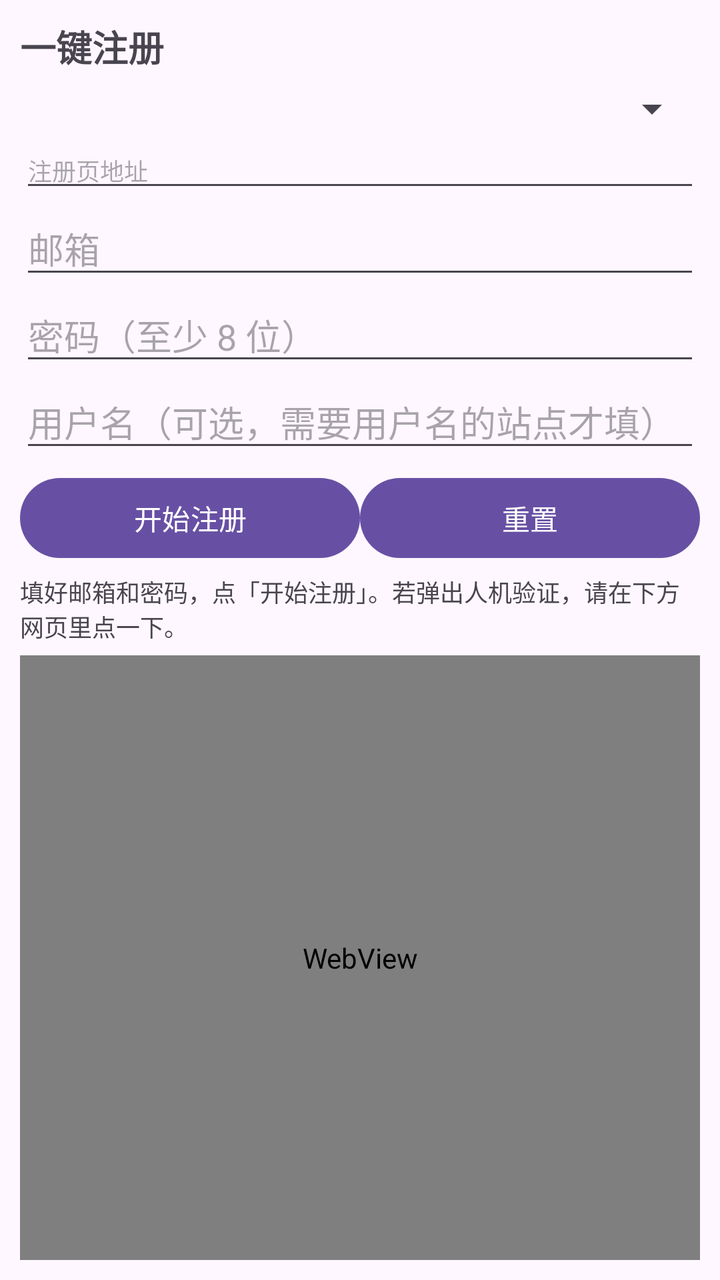
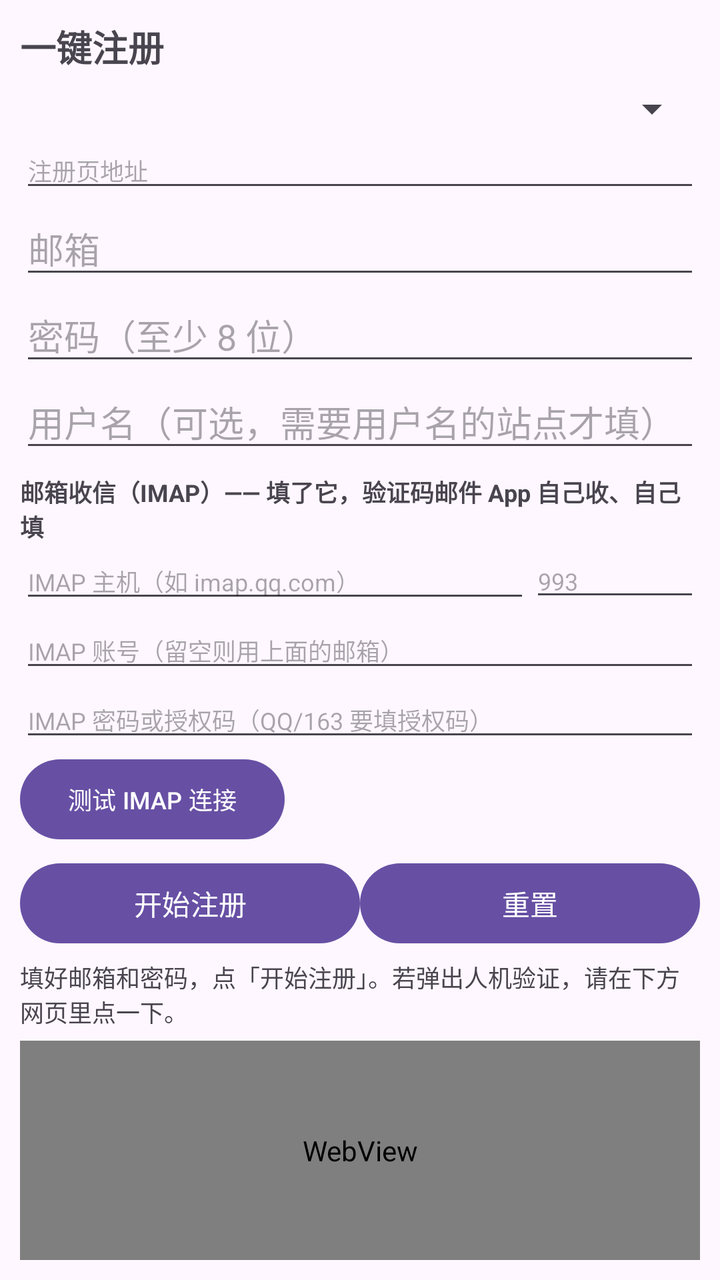

The first picture is an Android layout as it rendered before a commit; the second is the same layout after the commit. The layout source and the unified diff follow.
<!-- AndroidManifest.xml: application theme Theme.AutoReg -->
<!-- res/layout/activity_main.xml -->
<?xml version="1.0" encoding="utf-8"?>
<LinearLayout xmlns:android="http://schemas.android.com/apk/res/android"
    android:layout_width="match_parent"
    android:layout_height="match_parent"
    android:orientation="vertical"
    android:padding="10dp">

    <TextView
        android:layout_width="wrap_content"
        android:layout_height="wrap_content"
        android:text="一键注册"
        android:textSize="18sp"
        android:textStyle="bold" />

    <Spinner
        android:id="@+id/siteSpinner"
        android:layout_width="match_parent"
        android:layout_height="wrap_content"
        android:layout_marginTop="6dp" />

    <EditText
        android:id="@+id/urlInput"
        android:layout_width="match_parent"
        android:layout_height="wrap_content"
        android:hint="注册页地址"
        android:inputType="textUri"
        android:textSize="12sp"
        android:maxLines="1" />

    <EditText
        android:id="@+id/emailInput"
        android:layout_width="match_parent"
        android:layout_height="wrap_content"
        android:hint="邮箱"
        android:inputType="textEmailAddress"
        android:maxLines="1" />

    <EditText
        android:id="@+id/passwordInput"
        android:layout_width="match_parent"
        android:layout_height="wrap_content"
        android:hint="密码（至少 8 位）"
        android:inputType="textPassword"
        android:maxLines="1" />

    <EditText
        android:id="@+id/usernameInput"
        android:layout_width="match_parent"
        android:layout_height="wrap_content"
        android:hint="用户名（可选，需要用户名的站点才填）"
        android:inputType="text"
        android:maxLines="1" />

    <LinearLayout
        android:layout_width="match_parent"
        android:layout_height="wrap_content"
        android:layout_marginTop="4dp"
        android:orientation="horizontal">

        <Button
            android:id="@+id/startBtn"
            android:layout_width="0dp"
            android:layout_height="wrap_content"
            android:layout_weight="1"
            android:text="开始注册" />

        <Button
            android:id="@+id/clearBtn"
            android:layout_width="0dp"
            android:layout_height="wrap_content"
            android:layout_weight="1"
            android:text="重置" />
    </LinearLayout>

    <TextView
        android:id="@+id/statusText"
        android:layout_width="match_parent"
        android:layout_height="wrap_content"
        android:layout_marginTop="4dp"
        android:text="填好邮箱和密码，点「开始注册」。若弹出人机验证，请在下方网页里点一下。"
        android:textSize="12sp" />

    <WebView
        android:id="@+id/webView"
        android:layout_width="match_parent"
        android:layout_height="0dp"
        android:layout_marginTop="6dp"
        android:layout_weight="1" />
</LinearLayout>
<!-- resources referenced by this layout -->
<resources>
  <style name="Theme.AutoReg" parent="Theme.Material3.DayNight.NoActionBar" />
</resources>

<!-- the commit's change to res/layout/activity_main.xml (unified diff, before → after) -->
@@ -51,6 +51,66 @@
         android:inputType="text"
         android:maxLines="1" />
 
+
+    <TextView
+        android:layout_width="match_parent"
+        android:layout_height="wrap_content"
+        android:layout_marginTop="6dp"
+        android:text="邮箱收信（IMAP）—— 填了它，验证码邮件 App 自己收、自己填"
+        android:textSize="12sp"
+        android:textStyle="bold" />
+
+    <LinearLayout
+        android:layout_width="match_parent"
+        android:layout_height="wrap_content"
+        android:orientation="horizontal">
+
+        <EditText
+            android:id="@+id/mhost"
+            android:layout_width="0dp"
+            android:layout_height="wrap_content"
+            android:layout_weight="3"
+            android:hint="IMAP 主机（如 imap.qq.com）"
+            android:inputType="textUri"
+            android:maxLines="1"
+            android:textSize="12sp" />
+
+        <EditText
+            android:id="@+id/mport"
+            android:layout_width="0dp"
+            android:layout_height="wrap_content"
+            android:layout_weight="1"
+            android:hint="993"
+            android:inputType="number"
+            android:maxLines="1"
+            android:textSize="12sp" />
+    </LinearLayout>
+
+    <EditText
+        android:id="@+id/muser"
+        android:layout_width="match_parent"
+        android:layout_height="wrap_content"
+        android:hint="IMAP 账号（留空则用上面的邮箱）"
+        android:inputType="textEmailAddress"
+        android:maxLines="1"
+        android:textSize="12sp" />
+
+    <EditText
+        android:id="@+id/mpass"
+        android:layout_width="match_parent"
+        android:layout_height="wrap_content"
+        android:hint="IMAP 密码或授权码（QQ/163 要填授权码）"
+        android:inputType="textPassword"
+        android:maxLines="1"
+        android:textSize="12sp" />
+
+    <Button
+        android:id="@+id/mtest"
+        android:layout_width="wrap_content"
+        android:layout_height="wrap_content"
+        android:text="测试 IMAP 连接"
+        android:textSize="12sp" />
+
     <LinearLayout
         android:layout_width="match_parent"
         android:layout_height="wrap_content"
